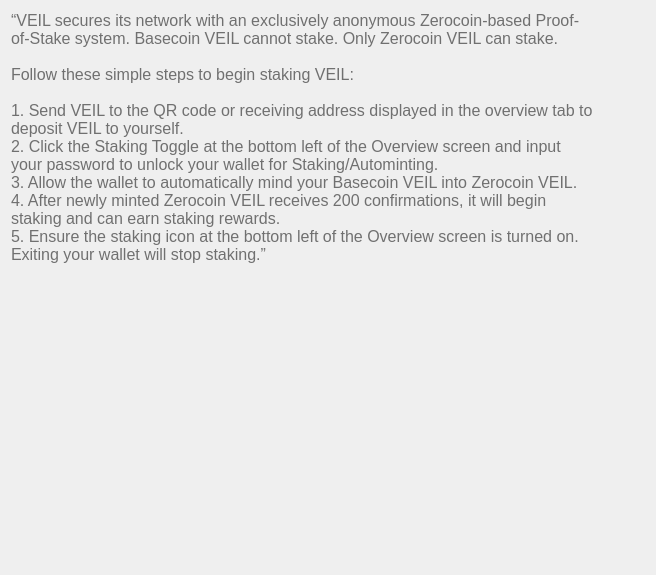
Veil-Project/veil, file src/qt/veil/forms/settingsfaq09.ui: the form before one commit.
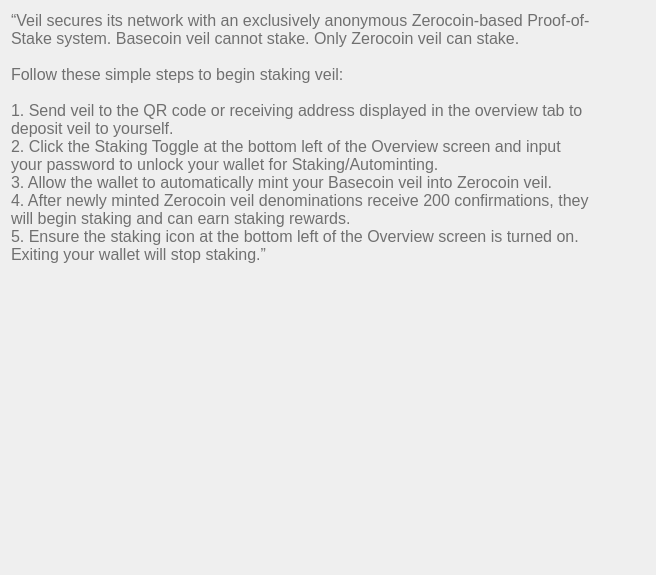
The form after the commit.

Diff of the .ui file:
```diff
--- a/src/qt/veil/forms/settingsfaq09.ui
+++ b/src/qt/veil/forms/settingsfaq09.ui
@@ -33,14 +33,14 @@
       <string notr="true">font-weight:200;</string>
      </property>
      <property name="text">
-      <string>“VEIL secures its network with an exclusively anonymous Zerocoin-based Proof-of-Stake system. Basecoin VEIL cannot stake. Only Zerocoin VEIL can stake.
+      <string>“Veil secures its network with an exclusively anonymous Zerocoin-based Proof-of-Stake system. Basecoin veil cannot stake. Only Zerocoin veil can stake.
 
-Follow these simple steps to begin staking VEIL:
+Follow these simple steps to begin staking veil:
 
-1. Send VEIL to the QR code or receiving address displayed in the overview tab to deposit VEIL to yourself.
+1. Send veil to the QR code or receiving address displayed in the overview tab to deposit veil to yourself.
 2. Click the Staking Toggle at the bottom left of the Overview screen and input your password to unlock your wallet for Staking/Autominting.
-3. Allow the wallet to automatically mind your Basecoin VEIL into Zerocoin VEIL.
-4. After newly minted Zerocoin VEIL receives 200 confirmations, it will begin staking and can earn staking rewards.
+3. Allow the wallet to automatically mint your Basecoin veil into Zerocoin veil.
+4. After newly minted Zerocoin veil denominations receive 200 confirmations, they will begin staking and can earn staking rewards.
 5. Ensure the staking icon at the bottom left of the Overview screen is turned on. Exiting your wallet will stop staking.”					</string>
      </property>
      <property name="alignment">
```
